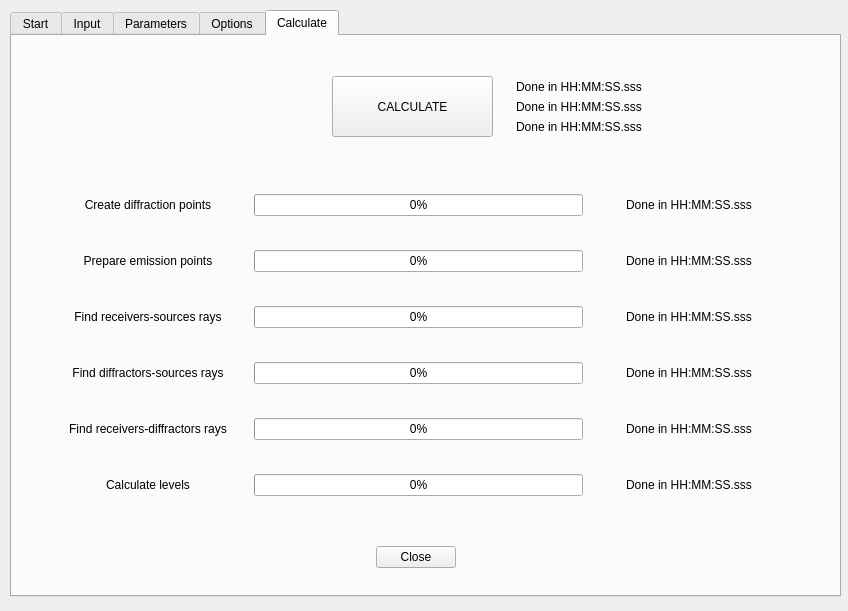
Before: the Qt Designer form tools/ui_CalculateNoiseLevels.ui in Arpapiemonte/openoise-map, drawn with Qt 5.
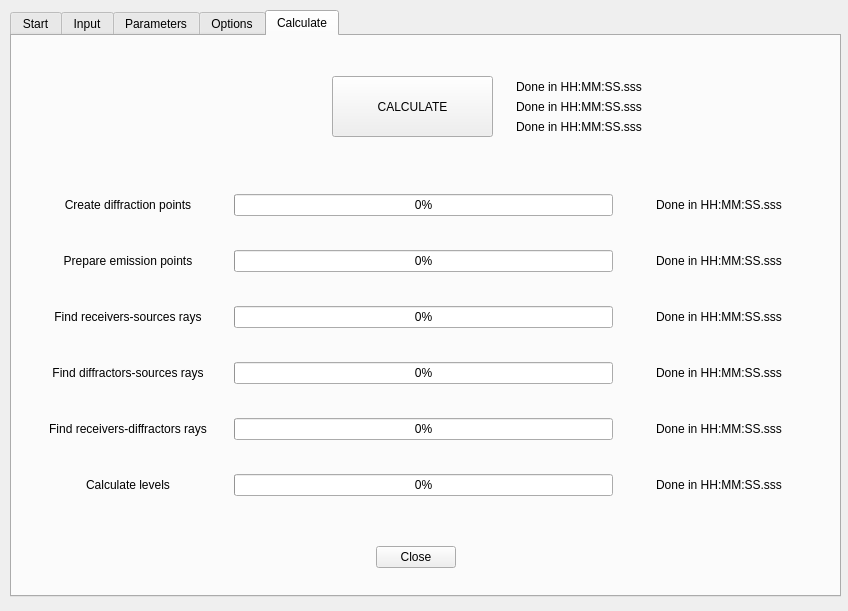
After: the same form once the commit is applied. The open tabs and pages were chosen to show the change. Custom widgets are drawn as their Qt base class.

Patch:
```diff
--- a/tools/ui_CalculateNoiseLevels.ui
+++ b/tools/ui_CalculateNoiseLevels.ui
@@ -1120,9 +1120,9 @@
     <widget class="QWidget" name="verticalLayoutWidget">
      <property name="geometry">
       <rect>
-       <x>36</x>
+       <x>16</x>
        <y>130</y>
-       <width>741</width>
+       <width>791</width>
        <height>361</height>
       </rect>
      </property>
@@ -1166,6 +1166,9 @@
         </item>
         <item>
          <widget class="QLabel" name="label_time_create_dif">
+          <property name="enabled">
+           <bool>true</bool>
+          </property>
           <property name="sizePolicy">
            <sizepolicy hsizetype="Fixed" vsizetype="Fixed">
             <horstretch>0</horstretch>
```
Left out of the diff: 2 changed lines with no effect on the pictures.
